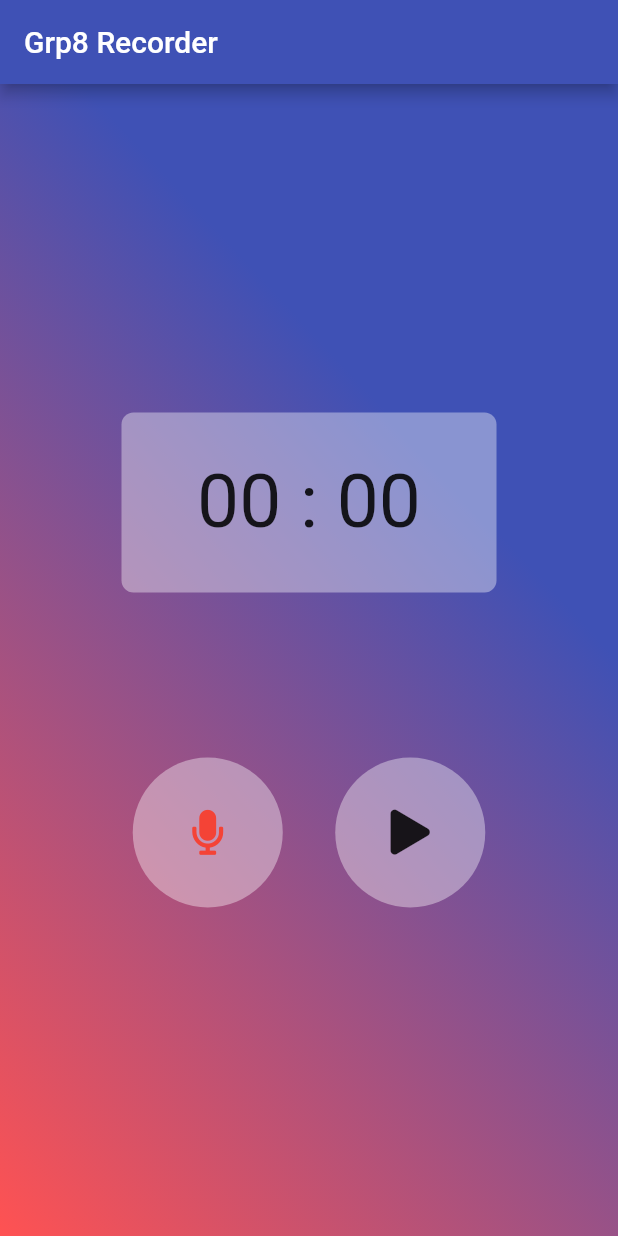
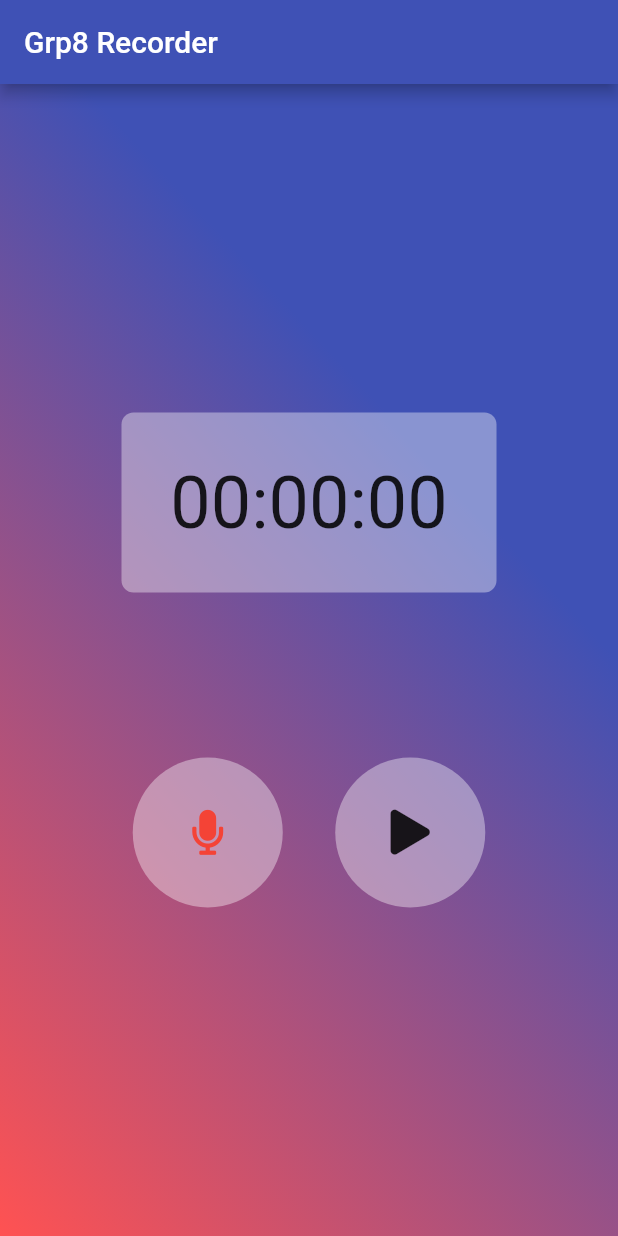
Before and after one commit to devshally/GRP8-Recorder, a Flutter app: the screen it shows after launch, on a phone screen of 412 x 824 dp. Run offline on Flutter 3.47's test engine with Material 2 defaults, Android fonts, the light colour scheme and no system bars; our stand-ins replace font_awesome_flutter, permission_handler; missing offline and left inert: flutter_sound.

Commit message:
Finished UI, implemented stop watch

```diff
--- a/lib/main.dart
+++ b/lib/main.dart
@@ -5,19 +5,21 @@ import 'package:flutter_sound/flutter_sound.dart';
 import 'package:permission_handler/permission_handler.dart';
 import 'package:font_awesome_flutter/font_awesome_flutter.dart';
 
-//TODO: Clean out the main.dart, move the engine to another file
-//TODO: Timer starts counting as the recorder is recording
-
 void main() {
   runApp(MaterialApp(
     home: SimpleRecorder(),
   ));
 }
+String formatTime(int milliseconds) {
+  var secs = milliseconds ~/ 1000;
+  var hours = (secs ~/ 3600).toString().padLeft(2, '0');
+  var minutes = ((secs % 3600) ~/ 60).toString().padLeft(2, '0');
+  var seconds = (secs % 60).toString().padLeft(2, '0');
+  return "$hours:$minutes:$seconds";
+}
 
-///
 typedef _Fn = void Function();
 
-/// Example app.
 class SimpleRecorder extends StatefulWidget {
   @override
   _SimpleRecorderState createState() => _SimpleRecorderState();
@@ -30,6 +32,8 @@ class _SimpleRecorderState extends State<SimpleRecorder> {
   bool _mRecorderIsInited = false;
   bool _mplaybackReady = false;
   final String _mPath = 'flutter_sound_example.aac';
+  Stopwatch _stopwatch;
+  Timer _timer;
 
   @override
   void initState() {
@@ -44,7 +48,12 @@ class _SimpleRecorderState extends State<SimpleRecorder> {
             _mRecorderIsInited = true;
           });
         });
+
     super.initState();
+    _stopwatch = Stopwatch();
+    _timer = new Timer.periodic(new Duration(milliseconds: 30), (timer) {
+      setState(() {});
+    });
   }
 
   @override
@@ -54,6 +63,7 @@ class _SimpleRecorderState extends State<SimpleRecorder> {
 
     _mRecorder.closeAudioSession();
     _mRecorder = null;
+    _timer.cancel();
     super.dispose();
   }
 
@@ -122,12 +132,27 @@ class _SimpleRecorderState extends State<SimpleRecorder> {
     return _mRecorder.isStopped ? record : stopRecorder;
   }
 
+  recording(){
+   return _mRecorder.isStopped ? record : stopRecorder;
+  }
+
   _Fn getPlaybackFn() {
     if (!_mPlayerIsInited || !_mplaybackReady || !_mRecorder.isStopped) {
       return null;
     }
     return _mPlayer.isStopped ? play : stopPlayer;
   }
+
+  void handleStartStop() {
+    if (_stopwatch.isRunning) {
+      _stopwatch.stop();
+    } else {
+      _stopwatch.start();
+    }
+    setState(() {});    // re-render the page
+  }
+
+
 
   @override
   Widget build(BuildContext context) {
@@ -164,10 +189,8 @@ class _SimpleRecorderState extends State<SimpleRecorder> {
                       ),
                       //Increment numbers as the recorder is recording
                       child: Center(
-                        child: Text(
-                          '00 : 00',
-                          style: TextStyle(fontSize: 50.0),
-                        ),
+                        child: Text(formatTime(_stopwatch.elapsedMilliseconds),
+                            style: TextStyle(fontSize: 48.0)),
                       ),
                     ),
                   ),
@@ -185,12 +208,21 @@ class _SimpleRecorderState extends State<SimpleRecorder> {
                         borderRadius: BorderRadius.circular(360.0),
                         color: Colors.white38,
                       ),
+                      child: GestureDetector(
+                        onTap: handleStartStop,
                         child: Center(
                           //While recording change the icon to the block icon
+                          child: GestureDetector(
+                            onTap: (){
+                              handleStartStop();
+                              return _mRecorder.isRecording ? stopRecorder() : record();
+                            },
                             child: FaIcon(
-                          FontAwesomeIcons.microphone,
-                          color: Colors.red,
+                              _stopwatch.isRunning ? FontAwesomeIcons.stopCircle : FontAwesomeIcons.microphone,
+                              color: _stopwatch.isRunning ? Colors.black : Colors.red,
                               size: 30.0,
+                            ),
+                          ),
                         ),
                       ),
                     ),
@@ -204,11 +236,15 @@ class _SimpleRecorderState extends State<SimpleRecorder> {
                         borderRadius: BorderRadius.circular(360.0),
                         color: Colors.white38,
                       ),
+                      child: GestureDetector(
+                        onTap: (){
+                          play();
+                        },
                         child: Center(
                           child: FaIcon(
-                            //while play change the icon to the block icon to indicate stop
                             FontAwesomeIcons.play,
                             size: 30.0,
+                          ),
                         ),
                       ),
                     ),
```
Lines whose indentation alone changed are shown as unchanged.
